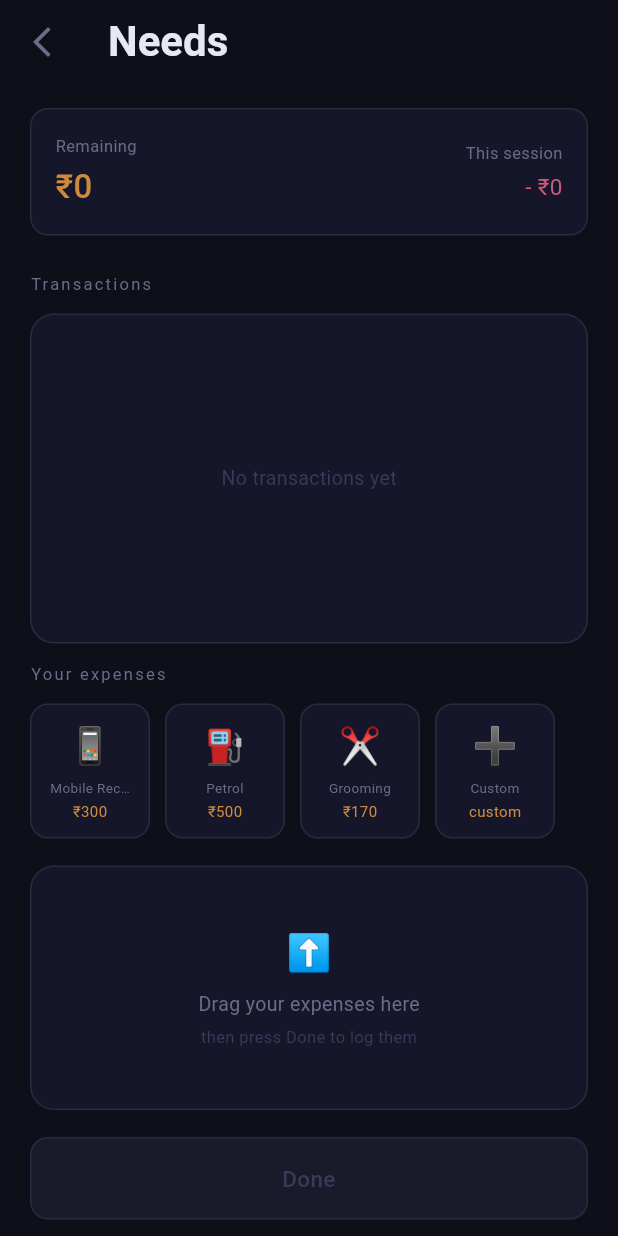
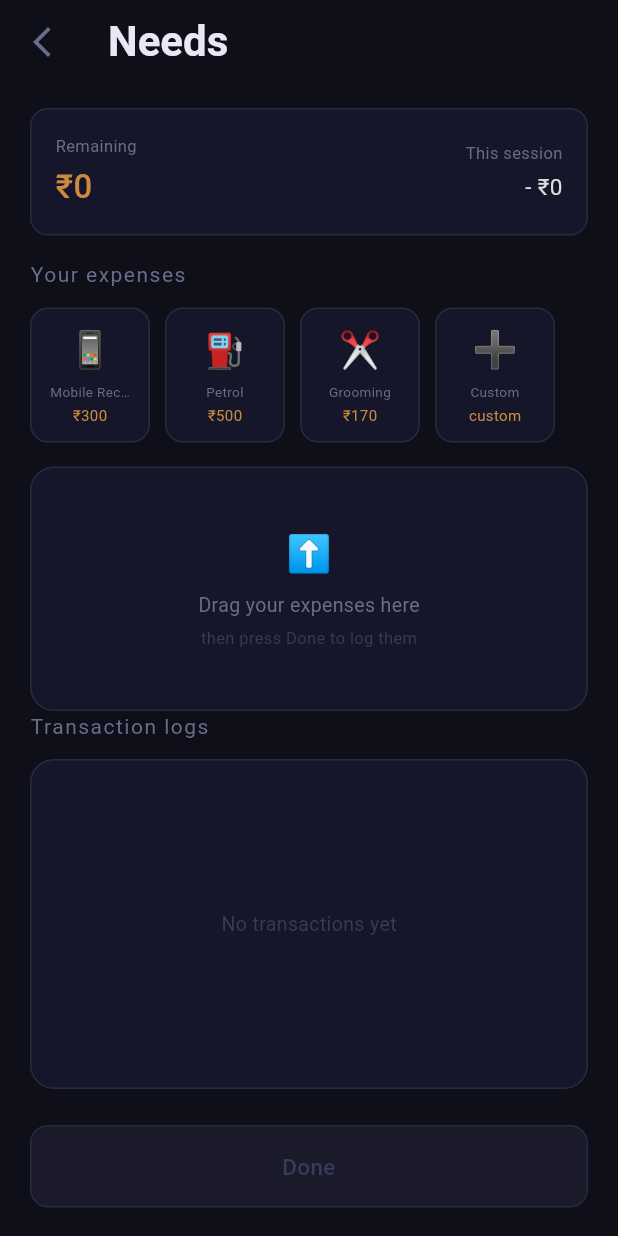
Before and after one commit to samee0577/The-budget-control-system, a Flutter app: the NeedsPage screen opened directly with empty values, on a phone screen of 412 x 824 dp. Run offline on Flutter 3.47's test engine with Material 3 defaults, Android fonts, the light colour scheme and no system bars; our stand-ins replace shared_preferences; accounts and stored records are empty.

Commit message:
just some design layout tweaks ui/ux and moving build widget for better undersatnding and readability

```diff
--- a/budget_tracker/lib/pages/needs_page.dart
+++ b/budget_tracker/lib/pages/needs_page.dart
@@ -23,7 +23,6 @@ class _NeedsPageState extends State<NeedsPage> {
     super.initState();
     _localBudget = widget.budget;
   }
-
 
   void _showEditPopup(DroppedExpense dropped) {
     final priceController = TextEditingController(
@@ -194,11 +193,11 @@ class _NeedsPageState extends State<NeedsPage> {
             const Padding(
               padding: EdgeInsets.symmetric(horizontal: 20),
               child: Text(
-                'Transactions',
+                'Transaction logs',
                 style: TextStyle(
-                  fontSize: 11,
+                  fontSize: 14,
                   color: Color(0xFF6B6B8A),
-                  letterSpacing: 1.5,
+                  letterSpacing: 1,
                 ),
               ),
             ),
@@ -309,42 +308,6 @@ class _NeedsPageState extends State<NeedsPage> {
     return '$hour:$min $period';
   }
 
-  @override
-  Widget build(BuildContext context) {
-    return Scaffold(
-      appBar: AppBar(
-        backgroundColor: const Color(0xFF0F0F1A),
-        elevation: 0,
-        leading: IconButton(
-          icon: const Icon(Icons.arrow_back_ios_new, color: Color(0xFF6B6B8A)),
-          onPressed: () => Navigator.pop(context),
-        ),
-        title: const Text(
-          'Needs',
-          style: TextStyle(
-            fontSize: 28,
-            fontWeight: FontWeight.w600,
-            color: Color(0xFFE8E8F5),
-          ),
-        ),
-      ),
-      body: Column(
-        crossAxisAlignment: CrossAxisAlignment.start,
-        children: [
-          _remainingBar(),
-          const SizedBox(height: 24),
-          _transactionLog(),
-          const SizedBox(height: 12),
-          _draggableItemsRow(),
-          const SizedBox(height: 18),
-          _dropZone(),
-          const SizedBox(height: 18),
-          _doneButton(),
-        ],
-      ),
-    );
-  }
-
   Widget _remainingBar() {
     final remaining = _localBudget.needs - _controller.totalExpense;
     return Container(
@@ -386,7 +349,10 @@ class _NeedsPageState extends State<NeedsPage> {
               const SizedBox(height: 4),
               Text(
                 '- ₹${_controller.totalExpense.toStringAsFixed(0)}',
-                style: const TextStyle(fontSize: 15, color: Color(0xFFCC5A7A)),
+                style: const TextStyle(
+                  fontSize: 15,
+                  color: Color.fromARGB(255, 222, 222, 222),
+                ),
               ),
             ],
           ),
@@ -404,9 +370,9 @@ class _NeedsPageState extends State<NeedsPage> {
           child: Text(
             'Your expenses',
             style: TextStyle(
-              fontSize: 11,
+              fontSize: 14,
               color: Color(0xFF6B6B8A),
-              letterSpacing: 1.5,
+              letterSpacing: 1,
             ),
           ),
         ),
@@ -688,4 +654,39 @@ class _NeedsPageState extends State<NeedsPage> {
     );
   }
 
+  @override
+  Widget build(BuildContext context) {
+    return Scaffold(
+      appBar: AppBar(
+        backgroundColor: const Color(0xFF0F0F1A),
+        elevation: 0,
+        leading: IconButton(
+          icon: const Icon(Icons.arrow_back_ios_new, color: Color(0xFF6B6B8A)),
+          onPressed: () => Navigator.pop(context),
+        ),
+        title: const Text(
+          'Needs',
+          style: TextStyle(
+            fontSize: 28,
+            fontWeight: FontWeight.w600,
+            color: Color(0xFFE8E8F5),
+          ),
+        ),
+      ),
+      body: Column(
+        crossAxisAlignment: CrossAxisAlignment.start,
+        children: [
+          _remainingBar(),
+          const SizedBox(height: 16),
+          _draggableItemsRow(),
+          const SizedBox(height: 16),
+          _dropZone(),
+          const Spacer(),
+          _transactionLog(),
+          const SizedBox(height: 24),
+          _doneButton(),
+        ],
+      ),
+    );
+  }
 }
```
Also changed, not shown: budget_tracker/lib/pages/wants_page.dart (+15 -14 lines).
